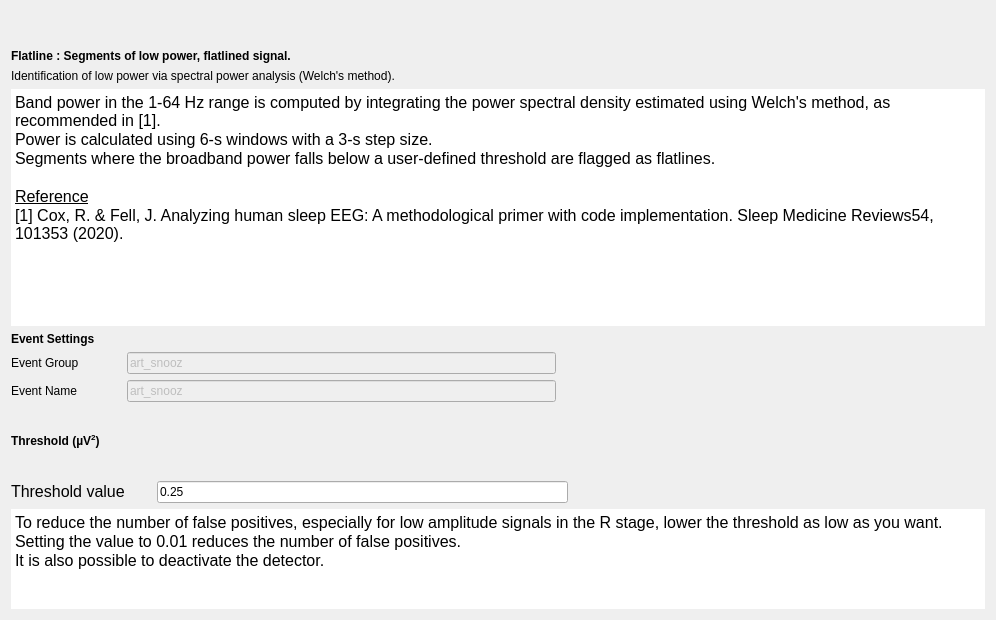
First picture: the form in tools/CEAMSTools/DetectArtifacts/FlatlineStep/Ui_FlatlineStep.ui, repository SnoozToolbox/snooz-package-ceams, before the edit.
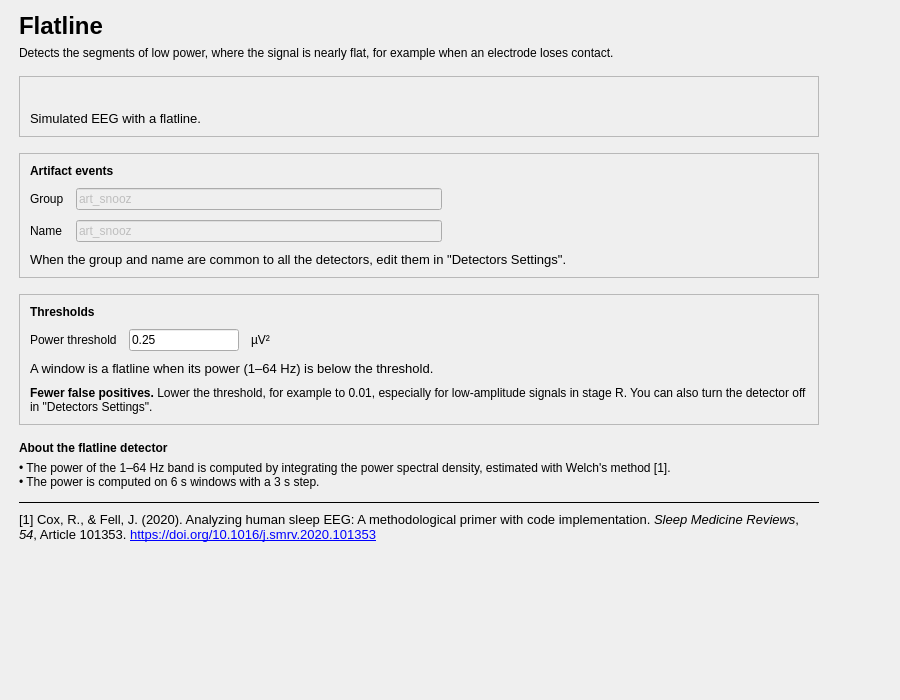
Second picture: the form after the edit.

Commit message: Detect EEG Artifacts: redesigned pages and simulated artifacts (tool 2.8.3)

Patch:
```diff
--- a/tools/CEAMSTools/DetectArtifacts/FlatlineStep/Ui_FlatlineStep.ui
+++ b/tools/CEAMSTools/DetectArtifacts/FlatlineStep/Ui_FlatlineStep.ui
@@ -6,112 +6,205 @@
    <rect>
     <x>0</x>
     <y>0</y>
-    <width>996</width>
-    <height>620</height>
+    <width>900</width>
+    <height>700</height>
    </rect>
   </property>
   <property name="windowTitle">
    <string>Form</string>
   </property>
-  <layout class="QVBoxLayout" name="verticalLayout_5">
-   <item>
-    <widget class="QWidget" name="widget" native="true">
-     <layout class="QHBoxLayout" name="horizontalLayout">
-      <item>
-       <widget class="QLabel" name="label_2">
-        <property name="text">
-         <string/>
-        </property>
-       </widget>
-      </item>
-     </layout>
-    </widget>
-   </item>
-   <item>
-    <layout class="QVBoxLayout" name="verticalLayout_3">
-     <item>
-      <widget class="QLabel" name="label_6">
-       <property name="maximumSize">
-        <size>
-         <width>16777215</width>
-         <height>30</height>
-        </size>
-       </property>
-       <property name="font">
-        <font>
-         <italic>false</italic>
-         <bold>false</bold>
-        </font>
-       </property>
-       <property name="text">
-        <string>&lt;html&gt;&lt;head/&gt;&lt;body&gt;&lt;p&gt;&lt;span style=&quot; font-weight:600;&quot;&gt;Flatline : Segments of low power, flatlined signal.&lt;/span&gt;&lt;/p&gt;&lt;/body&gt;&lt;/html&gt;</string>
-       </property>
-      </widget>
-     </item>
-     <item>
-      <widget class="QLabel" name="label_7">
-       <property name="font">
-        <font>
-         <italic>false</italic>
-         <bold>false</bold>
-        </font>
-       </property>
-       <property name="text">
-        <string>Identification of low power via spectral power analysis (Welch's method).</string>
-       </property>
-      </widget>
-     </item>
-     <item>
-      <widget class="QTextEdit" name="textEdit_2">
-       <property name="frameShape">
-        <enum>QFrame::Shape::NoFrame</enum>
-       </property>
-       <property name="lineWidth">
-        <number>0</number>
-       </property>
-       <property name="readOnly">
-        <bool>true</bool>
-       </property>
-       <property name="html">
-        <string>&lt;!DOCTYPE HTML PUBLIC &quot;-//W3C//DTD HTML 4.0//EN&quot; &quot;http://www.w3.org/TR/REC-html40/strict.dtd&quot;&gt;
-&lt;html&gt;&lt;head&gt;&lt;meta name=&quot;qrichtext&quot; content=&quot;1&quot; /&gt;&lt;meta charset=&quot;utf-8&quot; /&gt;&lt;style type=&quot;text/css&quot;&gt;
-p, li { white-space: pre-wrap; }
-hr { height: 1px; border-width: 0; }
-li.unchecked::marker { content: &quot;\2610&quot;; }
-li.checked::marker { content: &quot;\2612&quot;; }
-&lt;/style&gt;&lt;/head&gt;&lt;body style=&quot; font-size:12pt; font-weight:400; font-style:normal;&quot;&gt;
-&lt;p style=&quot; margin-top:0px; margin-bottom:0px; margin-left:0px; margin-right:0px; -qt-block-indent:0; text-indent:0px;&quot;&gt;Band power in the 1-64 Hz range is computed by integrating the power spectral density estimated using Welch's method, as recommended in [1]. &lt;/p&gt;
-&lt;p style=&quot; margin-top:0px; margin-bottom:0px; margin-left:0px; margin-right:0px; -qt-block-indent:0; text-indent:0px;&quot;&gt;Power is calculated using 6-s windows with a 3-s step size. &lt;/p&gt;
-&lt;p style=&quot; margin-top:0px; margin-bottom:0px; margin-left:0px; margin-right:0px; -qt-block-indent:0; text-indent:0px;&quot;&gt;Segments where the broadband power falls below a user-defined threshold are flagged as flatlines.&lt;/p&gt;
-&lt;p style=&quot;-qt-paragraph-type:empty; margin-top:0px; margin-bottom:0px; margin-left:0px; margin-right:0px; -qt-block-indent:0; text-indent:0px;&quot;&gt;&lt;br /&gt;&lt;/p&gt;
-&lt;p style=&quot; margin-top:0px; margin-bottom:0px; margin-left:0px; margin-right:0px; -qt-block-indent:0; text-indent:0px;&quot;&gt;&lt;span style=&quot; text-decoration: underline;&quot;&gt;Reference&lt;/span&gt;&lt;/p&gt;
-&lt;p style=&quot; margin-top:0px; margin-bottom:0px; margin-left:0px; margin-right:0px; -qt-block-indent:0; text-indent:0px;&quot;&gt;[1] Cox, R. &amp;amp; Fell, J. Analyzing human sleep EEG: A methodological primer with code implementation. Sleep Medicine Reviews54, 101353 (2020).&lt;/p&gt;&lt;/body&gt;&lt;/html&gt;</string>
-       </property>
-      </widget>
-     </item>
-    </layout>
-   </item>
-   <item>
-    <layout class="QHBoxLayout" name="horizontalLayout_2">
-     <item>
-      <layout class="QVBoxLayout" name="verticalLayout_4">
-       <item>
         <layout class="QVBoxLayout" name="verticalLayout">
+   <property name="leftMargin">
+    <number>19</number>
+   </property>
+   <property name="topMargin">
+    <number>12</number>
+   </property>
+   <property name="rightMargin">
+    <number>19</number>
+   </property>
+   <property name="bottomMargin">
+    <number>12</number>
+   </property>
+   <item>
+    <layout class="QHBoxLayout" name="content_row" stretch="1,0">
+     <property name="leftMargin">
+      <number>0</number>
+     </property>
+     <property name="topMargin">
+      <number>0</number>
+     </property>
+     <property name="rightMargin">
+      <number>0</number>
+     </property>
+     <property name="bottomMargin">
+      <number>0</number>
+     </property>
+     <item>
+      <widget class="QWidget" name="content_widget" native="true">
+       <property name="maximumSize">
+        <size>
+         <width>800</width>
+         <height>16777215</height>
+        </size>
+       </property>
+       <layout class="QVBoxLayout" name="content_layout">
+        <property name="spacing">
+         <number>16</number>
+        </property>
+        <property name="leftMargin">
+         <number>0</number>
+        </property>
+        <property name="topMargin">
+         <number>0</number>
+        </property>
+        <property name="rightMargin">
+         <number>0</number>
+        </property>
+        <property name="bottomMargin">
+         <number>0</number>
+        </property>
+        <item>
+         <layout class="QVBoxLayout" name="header_layout">
+          <property name="spacing">
+           <number>6</number>
+          </property>
+          <item>
+           <widget class="QLabel" name="title_label">
+            <property name="font">
+             <font>
+              <pointsize>18</pointsize>
+              <bold>true</bold>
+             </font>
+            </property>
+            <property name="text">
+             <string>Flatline</string>
+            </property>
+           </widget>
+          </item>
+          <item>
+           <widget class="QLabel" name="subtitle_label">
+            <property name="text">
+             <string>Detects the segments of low power, where the signal is nearly flat, for example when an electrode loses contact.</string>
+            </property>
+            <property name="wordWrap">
+             <bool>true</bool>
+            </property>
+            <property name="variant" stdset="0">
+             <string notr="true">help</string>
+            </property>
+           </widget>
+          </item>
+         </layout>
+        </item>
+        <item>
+         <widget class="QFrame" name="illustration_card">
+          <property name="frameShape">
+           <enum>QFrame::Shape::StyledPanel</enum>
+          </property>
+          <property name="frameShadow">
+           <enum>QFrame::Shadow::Raised</enum>
+          </property>
+          <layout class="QVBoxLayout" name="illustration_card_layout">
+           <property name="spacing">
+            <number>10</number>
+           </property>
+           <property name="leftMargin">
+            <number>10</number>
+           </property>
+           <property name="topMargin">
+            <number>10</number>
+           </property>
+           <property name="rightMargin">
+            <number>10</number>
+           </property>
+           <property name="bottomMargin">
+            <number>10</number>
+           </property>
+           <item>
+            <widget class="QLabel" name="label_2">
+        </widget>
+           </item>
+           <item>
+            <widget class="QLabel" name="illustration_caption_label">
+             <property name="font">
+              <font>
+               <pointsize>10</pointsize>
+              </font>
+             </property>
+             <property name="text">
+              <string>Simulated EEG with a flatline.</string>
+             </property>
+             <property name="wordWrap">
+              <bool>true</bool>
+             </property>
+             <property name="variant" stdset="0">
+              <string notr="true">help</string>
+             </property>
+            </widget>
+           </item>
+          </layout>
+         </widget>
+        </item>
+        <item>
+         <layout class="QVBoxLayout" name="settings_cards_layout">
+          <property name="spacing">
+           <number>16</number>
+          </property>
+          <item>
+           <widget class="QFrame" name="events_card">
+            <property name="frameShape">
+             <enum>QFrame::Shape::StyledPanel</enum>
+            </property>
+            <property name="frameShadow">
+             <enum>QFrame::Shadow::Raised</enum>
+            </property>
+            <layout class="QVBoxLayout" name="events_card_layout">
+             <property name="spacing">
+              <number>10</number>
+             </property>
+             <property name="leftMargin">
+              <number>10</number>
+             </property>
+             <property name="topMargin">
+              <number>10</number>
+             </property>
+             <property name="rightMargin">
+              <number>10</number>
+             </property>
+             <property name="bottomMargin">
+              <number>10</number>
+             </property>
          <item>
           <widget class="QLabel" name="label_4">
            <property name="font">
             <font>
-             <italic>false</italic>
-             <bold>false</bold>
+                 <bold>true</bold>
             </font>
            </property>
            <property name="text">
-            <string>&lt;html&gt;&lt;head/&gt;&lt;body&gt;&lt;p&gt;&lt;span style=&quot; font-weight:600;&quot;&gt;Event Settings&lt;/span&gt;&lt;/p&gt;&lt;/body&gt;&lt;/html&gt;</string>
+                <string>Artifact events</string>
            </property>
           </widget>
          </item>
          <item>
-          <layout class="QGridLayout" name="gridLayout_5">
+              <layout class="QGridLayout" name="events_grid">
+               <property name="horizontalSpacing">
+                <number>12</number>
+               </property>
+               <property name="verticalSpacing">
+                <number>10</number>
+               </property>
+               <item row="0" column="0">
+                <widget class="QLabel" name="label_3">
+                 <property name="toolTip">
+                  <string>The group of the artifact events in the accessory file.</string>
+                 </property>
+                 <property name="text">
+                  <string>Group</string>
+                 </property>
+                </widget>
+               </item>
            <item row="0" column="1">
             <widget class="QLineEdit" name="group_lineEdit">
              <property name="enabled">
@@ -129,34 +222,6 @@
                <bold>false</bold>
               </font>
              </property>
-             <property name="toolTip">
-              <string/>
-             </property>
-             <property name="text">
-              <string>art_snooz</string>
-             </property>
-            </widget>
-           </item>
-           <item row="1" column="1">
-            <widget class="QLineEdit" name="name_lineEdit">
-             <property name="enabled">
-              <bool>false</bool>
-             </property>
-             <property name="maximumSize">
-              <size>
-               <width>500</width>
-               <height>16777215</height>
-              </size>
-             </property>
-             <property name="font">
-              <font>
-               <italic>false</italic>
-               <bold>false</bold>
-              </font>
-             </property>
-             <property name="toolTip">
-              <string/>
-             </property>
              <property name="text">
               <string>art_snooz</string>
              </property>
@@ -164,50 +229,38 @@
            </item>
            <item row="1" column="0">
             <widget class="QLabel" name="label_11">
-             <property name="sizePolicy">
-              <sizepolicy hsizetype="Minimum" vsizetype="Preferred">
-               <horstretch>0</horstretch>
-               <verstretch>0</verstretch>
-              </sizepolicy>
-             </property>
-             <property name="minimumSize">
-              <size>
-               <width>110</width>
-               <height>0</height>
-              </size>
-             </property>
              <property name="toolTip">
               <string>The event name of the detected artifact (how they will be wrtten to the annotation file).  Go to the general Detectors Settings to edit the name.</string>
              </property>
              <property name="text">
-              <string>Event Name</string>
+                  <string>Name</string>
              </property>
             </widget>
            </item>
-           <item row="0" column="0">
-            <widget class="QLabel" name="label_3">
-             <property name="sizePolicy">
-              <sizepolicy hsizetype="Minimum" vsizetype="Preferred">
-               <horstretch>0</horstretch>
-               <verstretch>0</verstretch>
-              </sizepolicy>
-             </property>
-             <property name="minimumSize">
+               <item row="1" column="1">
+                <widget class="QLineEdit" name="name_lineEdit">
+                 <property name="enabled">
+                  <bool>false</bool>
+                 </property>
+                 <property name="maximumSize">
               <size>
-               <width>110</width>
-               <height>0</height>
-              </size>
-             </property>
-             <property name="toolTip">
-              <string>In which &quot;Event Group&quot; the detected artifact are added (how they will be written to  the annotation file).  Go to the general Detectors Settings to edit the group.</string>
+                   <width>500</width>
+                   <height>16777215</height>
+                  </size>
+                 </property>
+                 <property name="font">
+                  <font>
+                   <italic>false</italic>
+                   <bold>false</bold>
+                  </font>
              </property>
              <property name="text">
-              <string>Event Group</string>
+                  <string>art_snooz</string>
              </property>
             </widget>
            </item>
-           <item row="0" column="2">
-            <spacer name="horizontalSpacer">
+               <item row="0" column="3">
+                <spacer name="events_grid_spacer">
              <property name="orientation">
               <enum>Qt::Orientation::Horizontal</enum>
              </property>
@@ -221,45 +274,78 @@
            </item>
           </layout>
          </item>
-        </layout>
+             <item>
+              <widget class="QLabel" name="events_help_label">
+               <property name="font">
+                <font>
+                 <pointsize>10</pointsize>
+                </font>
+               </property>
+               <property name="text">
+                <string>When the group and name are common to all the detectors, edit them in "Detectors Settings".</string>
+               </property>
+               <property name="wordWrap">
+                <bool>true</bool>
+               </property>
+               <property name="variant" stdset="0">
+                <string notr="true">help</string>
+               </property>
+              </widget>
+             </item>
+            </layout>
+           </widget>
        </item>
        <item>
-        <layout class="QVBoxLayout" name="verticalLayout_2">
+           <widget class="QFrame" name="thresholds_card">
+            <property name="frameShape">
+             <enum>QFrame::Shape::StyledPanel</enum>
+            </property>
+            <property name="frameShadow">
+             <enum>QFrame::Shadow::Raised</enum>
+            </property>
+            <layout class="QVBoxLayout" name="thresholds_card_layout">
+             <property name="spacing">
+              <number>10</number>
+             </property>
+             <property name="leftMargin">
+              <number>10</number>
+             </property>
+             <property name="topMargin">
+              <number>10</number>
+             </property>
+             <property name="rightMargin">
+              <number>10</number>
+             </property>
+             <property name="bottomMargin">
+              <number>10</number>
+             </property>
          <item>
           <widget class="QLabel" name="label">
            <property name="font">
             <font>
-             <italic>false</italic>
-             <bold>false</bold>
-             <stylestrategy>PreferAntialias</stylestrategy>
+                 <bold>true</bold>
             </font>
            </property>
            <property name="text">
-            <string>&lt;html&gt;&lt;head/&gt;&lt;body&gt;&lt;p&gt;&lt;span style=&quot; font-weight:600;&quot;&gt;Threshold (µV&lt;/span&gt;&lt;span style=&quot; font-weight:600; vertical-align:super;&quot;&gt;2&lt;/span&gt;&lt;span style=&quot; font-weight:600;&quot;&gt;)&lt;/span&gt;&lt;/p&gt;&lt;/body&gt;&lt;/html&gt;</string>
+                <string>Thresholds</string>
            </property>
           </widget>
          </item>
          <item>
-          <layout class="QGridLayout" name="gridLayout_4">
+              <layout class="QGridLayout" name="thresholds_grid">
+               <property name="horizontalSpacing">
+                <number>12</number>
+               </property>
+               <property name="verticalSpacing">
+                <number>10</number>
+               </property>
            <item row="0" column="0">
             <widget class="QLabel" name="label_5">
-             <property name="minimumSize">
-              <size>
-               <width>140</width>
-               <height>0</height>
-              </size>
-             </property>
              <property name="toolTip">
-              <string>The threshold value to identify the artifact.  Its units is x times the baseline standard deviation.</string>
-             </property>
-             <property name="midLineWidth">
-              <number>0</number>
+                  <string>The power (1–64 Hz) under which a window is a flatline.</string>
              </property>
              <property name="text">
-              <string>&lt;html&gt;&lt;head/&gt;&lt;body&gt;&lt;p&gt;&lt;span style=&quot; font-size:12pt&quot;&gt;Threshold value&lt;/span&gt;&lt;/p&gt;&lt;/body&gt;&lt;/html&gt;</string>
-             </property>
-             <property name="textFormat">
-              <enum>Qt::TextFormat::RichText</enum>
+                  <string>Power threshold</string>
              </property>
             </widget>
            </item>
@@ -267,7 +353,7 @@
             <widget class="QLineEdit" name="threshold_lineEdit">
              <property name="maximumSize">
               <size>
-               <width>500</width>
+                   <width>110</width>
                <height>16777215</height>
               </size>
              </property>
@@ -280,7 +366,17 @@
             </widget>
            </item>
            <item row="0" column="2">
-            <spacer name="horizontalSpacer_2">
+                <widget class="QLabel" name="threshold_lineEdit_unit_label">
+                 <property name="text">
+                  <string>µV²</string>
+                 </property>
+                 <property name="variant" stdset="0">
+                  <string notr="true">help</string>
+                 </property>
+                </widget>
+               </item>
+               <item row="0" column="3">
+                <spacer name="thresholds_grid_spacer">
              <property name="orientation">
               <enum>Qt::Orientation::Horizontal</enum>
              </property>
@@ -292,35 +388,129 @@
              </property>
             </spacer>
            </item>
-           <item row="1" column="0" colspan="3">
-            <widget class="QTextEdit" name="textEdit">
-             <property name="maximumSize">
-              <size>
-               <width>16777215</width>
-               <height>100</height>
-              </size>
-             </property>
+              </layout>
+             </item>
+             <item>
+              <widget class="QLabel" name="thresholds_rule_label">
+               <property name="font">
+                <font>
+                 <pointsize>10</pointsize>
+                </font>
+               </property>
+               <property name="text">
+                <string>A window is a flatline when its power (1–64 Hz) is below the threshold.</string>
+               </property>
+               <property name="wordWrap">
+                <bool>true</bool>
+               </property>
+               <property name="variant" stdset="0">
+                <string notr="true">help</string>
+               </property>
+              </widget>
+             </item>
+             <item>
+              <widget class="QLabel" name="thresholds_tip_label">
+               <property name="text">
+                <string>&lt;b&gt;Fewer false positives.&lt;/b&gt; Lower the threshold, for example to 0.01, especially for low-amplitude signals in stage R. You can also turn the detector off in "Detectors Settings".</string>
+               </property>
+               <property name="textFormat">
+                <enum>Qt::TextFormat::RichText</enum>
+               </property>
+               <property name="wordWrap">
+                <bool>true</bool>
+               </property>
+               <property name="variant" stdset="0">
+                <string notr="true">help</string>
+               </property>
+              </widget>
+             </item>
+            </layout>
+           </widget>
+          </item>
+         </layout>
+        </item>
+        <item>
+         <layout class="QVBoxLayout" name="about_flatline_layout">
+          <property name="spacing">
+           <number>6</number>
+          </property>
+          <item>
+           <widget class="QLabel" name="about_flatline_title_label">
+            <property name="font">
+             <font>
+              <bold>true</bold>
+             </font>
+            </property>
+            <property name="text">
+             <string>About the flatline detector</string>
+            </property>
+           </widget>
+          </item>
+          <item>
+           <widget class="QLabel" name="about_flatline_label">
+            <property name="text">
+             <string>• The power of the 1–64 Hz band is computed by integrating the power spectral density, estimated with Welch's method [1].&lt;br/&gt;• The power is computed on 6 s windows with a 3 s step.</string>
+            </property>
+            <property name="textFormat">
+             <enum>Qt::TextFormat::RichText</enum>
+            </property>
+            <property name="wordWrap">
+             <bool>true</bool>
+            </property>
+            <property name="variant" stdset="0">
+             <string notr="true">help</string>
+            </property>
+           </widget>
+          </item>
+          <item>
+           <layout class="QVBoxLayout" name="references_layout">
+            <property name="spacing">
+             <number>8</number>
+            </property>
+            <property name="leftMargin">
+             <number>0</number>
+            </property>
+            <property name="topMargin">
+             <number>6</number>
+            </property>
+            <property name="rightMargin">
+             <number>0</number>
+            </property>
+            <property name="bottomMargin">
+             <number>0</number>
+            </property>
+            <item>
+             <widget class="QFrame" name="references_line">
              <property name="frameShape">
               <enum>QFrame::Shape::HLine</enum>
              </property>
-             <property name="lineWidth">
-              <number>0</number>
-             </property>
-             <property name="readOnly">
+              <property name="frameShadow">
+               <enum>QFrame::Shadow::Plain</enum>
+              </property>
+             </widget>
+            </item>
+            <item>
+             <widget class="QLabel" name="references_label">
+              <property name="font">
+               <font>
+                <pointsize>10</pointsize>
+               </font>
+              </property>
+              <property name="text">
+               <string>[1] Cox, R., &amp;amp; Fell, J. (2020). Analyzing human sleep EEG: A methodological primer with code implementation. &lt;i&gt;Sleep Medicine Reviews&lt;/i&gt;, &lt;i&gt;54&lt;/i&gt;, Article 101353. &lt;a href="https://doi.org/10.1016/j.smrv.2020.101353"&gt;https://doi.org/10.1016/j.smrv.2020.101353&lt;/a&gt;</string>
+              </property>
+              <property name="textFormat">
+               <enum>Qt::TextFormat::RichText</enum>
+              </property>
+              <property name="wordWrap">
               <bool>true</bool>
              </property>
-             <property name="html">
-              <string>&lt;!DOCTYPE HTML PUBLIC &quot;-//W3C//DTD HTML 4.0//EN&quot; &quot;http://www.w3.org/TR/REC-html40/strict.dtd&quot;&gt;
-&lt;html&gt;&lt;head&gt;&lt;meta name=&quot;qrichtext&quot; content=&quot;1&quot; /&gt;&lt;meta charset=&quot;utf-8&quot; /&gt;&lt;style type=&quot;text/css&quot;&gt;
-p, li { white-space: pre-wrap; }
-hr { height: 1px; border-width: 0; }
-li.unchecked::marker { content: &quot;\2610&quot;; }
-li.checked::marker { content: &quot;\2612&quot;; }
-&lt;/style&gt;&lt;/head&gt;&lt;body style=&quot; font-size:12pt; font-weight:400; font-style:normal;&quot;&gt;
-&lt;p style=&quot; margin-top:0px; margin-bottom:0px; margin-left:0px; margin-right:0px; -qt-block-indent:0; text-indent:0px;&quot;&gt;To reduce the number of false positives, especially for low amplitude signals in the R stage, lower the threshold as low as you want.&lt;/p&gt;
-&lt;p style=&quot; margin-top:0px; margin-bottom:0px; margin-left:0px; margin-right:0px; -qt-block-indent:0; text-indent:0px;&quot;&gt;Setting the value to 0.01 reduces the number of false positives.&lt;/p&gt;
-&lt;p style=&quot; margin-top:0px; margin-bottom:0px; margin-left:0px; margin-right:0px; -qt-block-indent:0; text-indent:0px;&quot;&gt;It is also possible to deactivate the detector.&lt;/p&gt;&lt;/body&gt;&lt;/html&gt;</string>
-             </property>
+              <property name="openExternalLinks">
+               <bool>true</bool>
+              </property>
+              <property name="variant" stdset="0">
+               <string notr="true">help</string>
+              </property>
             </widget>
            </item>
           </layout>
@@ -328,9 +518,36 @@
         </layout>
        </item>
       </layout>
+      </widget>
      </item>
+     <item>
+      <spacer name="content_spacer">
+       <property name="orientation">
+        <enum>Qt::Orientation::Horizontal</enum>
+       </property>
+       <property name="sizeHint" stdset="0">
+        <size>
+         <width>40</width>
+         <height>20</height>
+        </size>
+       </property>
+      </spacer>
+     </item>
     </layout>
    </item>
+   <item>
+    <spacer name="verticalSpacer">
+     <property name="orientation">
+      <enum>Qt::Orientation::Vertical</enum>
+     </property>
+     <property name="sizeHint" stdset="0">
+      <size>
+       <width>40</width>
+       <height>20</height>
+      </size>
+     </property>
+    </spacer>
+   </item>
   </layout>
  </widget>
  <resources>
```
Left out of the diff: 11 changed lines with no effect on the pictures. Lines whose indentation alone changed are shown as unchanged. The commit also changes 55 other files.
